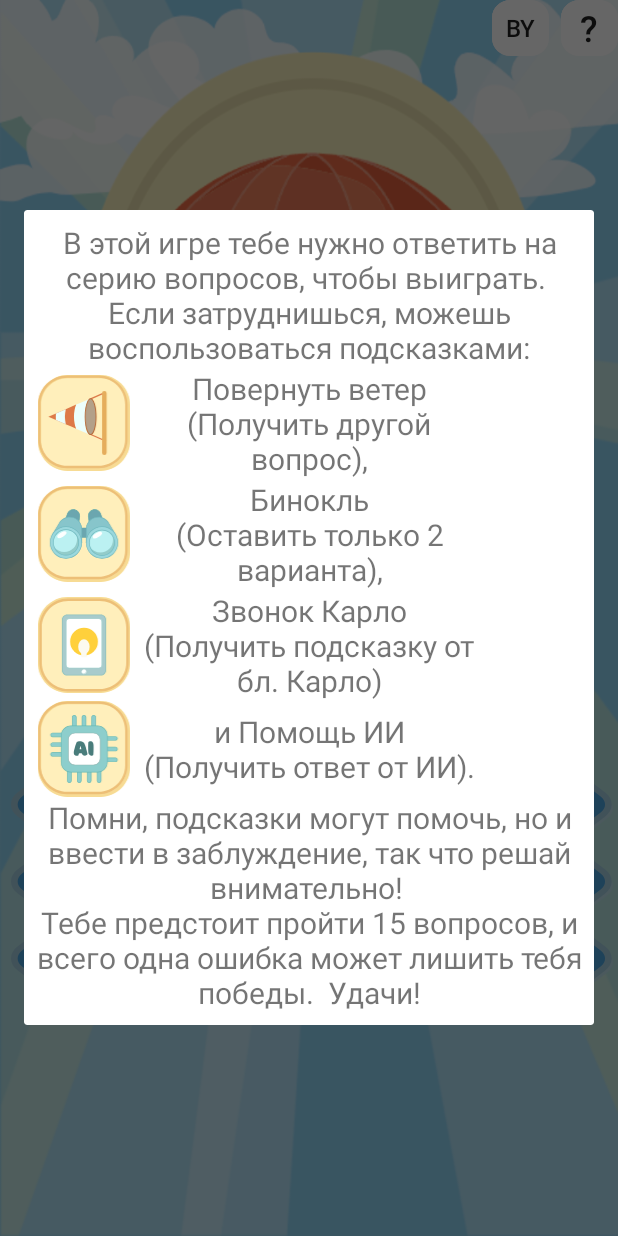
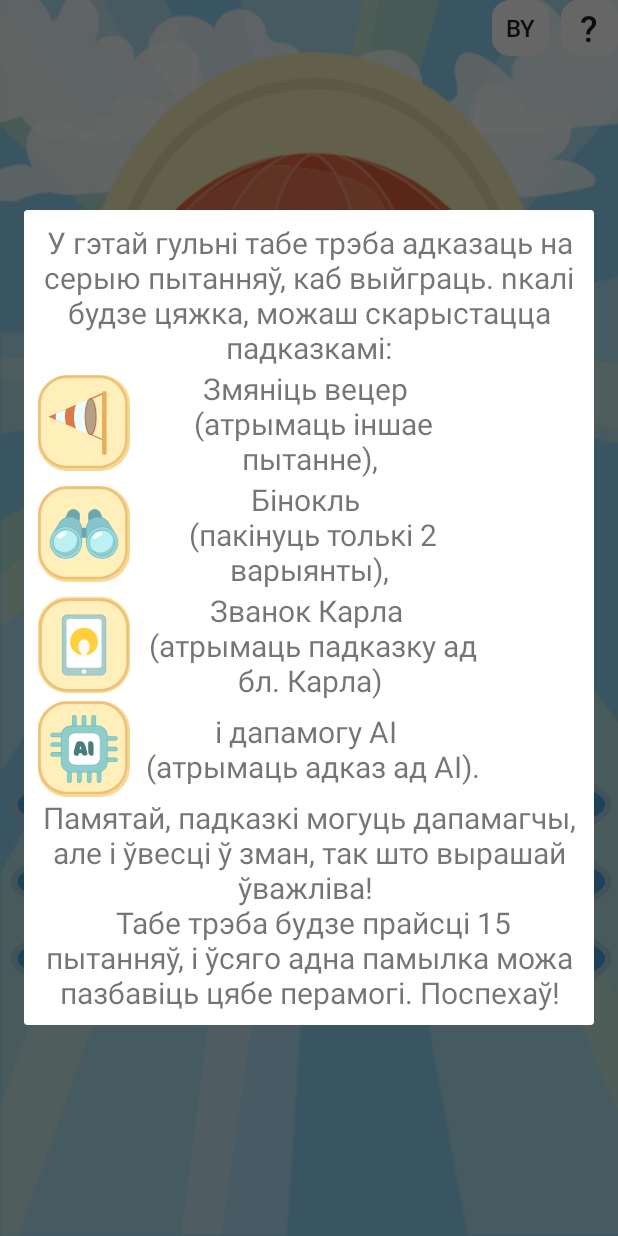
Before and after one commit to vitalydervanowsky/WhoWantsHeaven, an Android app: the screen it shows after launch (MainActivity), after a tap on an icon or button, on a phone screen of 412 x 824 dp. Run offline under Robolectric (Android 15) with nearby library versions, the phone set to English and light mode, and no system bars.

Commit message:
дадала беларускую версію правілаў

```diff
--- a/app/src/main/java/com/carloclub/whowantsheaven/MainActivity.java
+++ b/app/src/main/java/com/carloclub/whowantsheaven/MainActivity.java
@@ -270,6 +270,30 @@ public class MainActivity extends AppCompatActivity {
     private void showRules() {
         Dialog dialog = new Dialog(MainActivity.this);
         dialog.setContentView(R.layout.dialog_rules);
+        TextView startText = dialog.findViewById(R.id.startText);
+        TextView textViewFlag = dialog.findViewById(R.id.textViewFlag);
+        TextView textViewBino = dialog.findViewById(R.id.textViewBino);
+        TextView textViewPhon = dialog.findViewById(R.id.textViewPhon);
+        TextView textViewAisp = dialog.findViewById(R.id.textViewAisp);
+        TextView overText = dialog.findViewById(R.id.overText);
+        if (lang.equals(Constants.LANG_BY))
+        {
+            startText.setText(R.string.rule1_by);
+            textViewFlag.setText(R.string.rule2_by);
+            textViewBino.setText(R.string.rule3_by);
+            textViewPhon.setText(R.string.rule4_by);
+            textViewAisp.setText(R.string.rule5_by);
+            overText.setText(R.string.rule6_by);
+        }
+        else
+        {
+            startText.setText(R.string.rule1);
+            textViewFlag.setText(R.string.rule2);
+            textViewBino.setText(R.string.rule3);
+            textViewPhon.setText(R.string.rule4);
+            textViewAisp.setText(R.string.rule5);
+            overText.setText(R.string.rule6);
+        }
         //TextView textView = dialog.findViewById(R.id.rulesTextView);
         //textView.setText(R.string.game_over);//
         dialog.show();
--- a/app/src/main/res/layout/dialog_rules.xml
+++ b/app/src/main/res/layout/dialog_rules.xml
@@ -21,7 +21,7 @@
                 android:layout_width="match_parent"
                 android:layout_height="wrap_content"
                 android:gravity="center_horizontal|center_vertical"
-                android:text="В этой игре тебе нужно ответить на серию вопросов, чтобы выиграть. \nЕсли затруднишься, можешь воспользоваться подсказками:"
+                android:text="@string/rule1_by"
                 android:textSize="20sp" />
 
             <LinearLayout
@@ -49,7 +49,7 @@
                         android:layout_marginEnd="64dp"
                         android:layout_weight="1"
                         android:gravity="center_horizontal|center_vertical"
-                        android:text="Повернуть ветер\n(Получить другой вопрос),"
+                        android:text="@string/rule2_by"
                         android:textSize="20sp" />
                 </LinearLayout>
 
@@ -73,7 +73,7 @@
                         android:layout_marginEnd="64dp"
                         android:layout_weight="1"
                         android:gravity="center_horizontal|center_vertical"
-                        android:text="Бинокль\n(Оставить только 2 варианта),"
+                        android:text="@string/rule3_by"
                         android:textSize="20sp" />
                 </LinearLayout>
 
@@ -97,7 +97,7 @@
                         android:layout_marginEnd="64dp"
                         android:layout_weight="1"
                         android:gravity="center_horizontal|center_vertical"
-                        android:text="Звонок Карло\n(Получить подсказку от бл. Карло)"
+                        android:text="@string/rule4_by"
                         android:textSize="20sp" />
                 </LinearLayout>
 
@@ -121,15 +121,16 @@
                         android:layout_marginEnd="64dp"
                         android:layout_weight="1"
                         android:gravity="center_horizontal|center_vertical"
-                        android:text="и Помощь ИИ\n(Получить ответ от ИИ)."
+                        android:text="@string/rule5_by"
                         android:textSize="20sp" />
                 </LinearLayout>
+
                 <TextView
                     android:id="@+id/overText"
                     android:layout_width="match_parent"
                     android:layout_height="wrap_content"
                     android:gravity="center_horizontal|center_vertical"
-                    android:text="Помни, подсказки могут помочь, но и ввести в заблуждение, так что решай внимательно! \nТебе предстоит пройти 15 вопросов, и всего одна ошибка может лишить тебя победы.  Удачи!"
+                    android:text="@string/rule6_by"
                     android:textSize="20sp" />
             </LinearLayout>
 
--- a/app/src/main/res/values/strings.xml
+++ b/app/src/main/res/values/strings.xml
@@ -6,6 +6,18 @@
     <string name="write_review_button_by">Пакінуць водгук</string>
     <string name="thank_you_carlo">Спасибо, Карло!</string>
     <string name="thank_you_carlo_by">Дзякуй, Карла!</string>
+    <string name="rule1">В этой игре тебе нужно ответить на серию вопросов, чтобы выиграть. \nЕсли затруднишься, можешь воспользоваться подсказками:</string>
+    <string name="rule1_by">У гэтай гульні табе трэба адказаць на серыю пытанняў, каб выйграць. n\калі будзе цяжка, можаш скарыстацца падказкамі:</string>
+    <string name="rule2">Сменить ветер\n(Получить другой вопрос),</string>
+    <string name="rule2_by">Змяніць вецер \n (атрымаць іншае пытанне),</string>
+    <string name="rule3">Бинокль\n(Оставить только 2 варианта),</string>
+    <string name="rule3_by">Бінокль \n (пакінуць толькі 2 варыянты),</string>
+    <string name="rule4">Звонок Карло \n(Получить подсказку от бл. Карло)</string>
+    <string name="rule4_by">Званок Карла \n (атрымаць падказку ад бл. Карла)</string>
+    <string name="rule5">и Помощь AI\n(Получить ответ от AI).</string>
+    <string name="rule5_by">і дапамогу AI \n (атрымаць адказ ад AI).</string>
+    <string name="rule6">Помни, подсказки могут помочь, но и ввести в заблуждение, так что решай внимательно! \n Тебе предстоит пройти 15 вопросов, и всего одна ошибка может лишить тебя победы.  Удачи!</string>
+    <string name="rule6_by">Памятай, падказкі могуць дапамагчы, але і ўвесці ў зман, так што вырашай ўважліва! \n Табе трэба будзе прайсці 15 пытанняў, і ўсяго адна памылка можа пазбавіць цябе перамогі.  Поспехаў!</string>
     <string name="exit_button">Выйти</string>
     <string name="exit_button_by">Выйсці</string>
     <string name="option1_label">А. %s</string>
```
